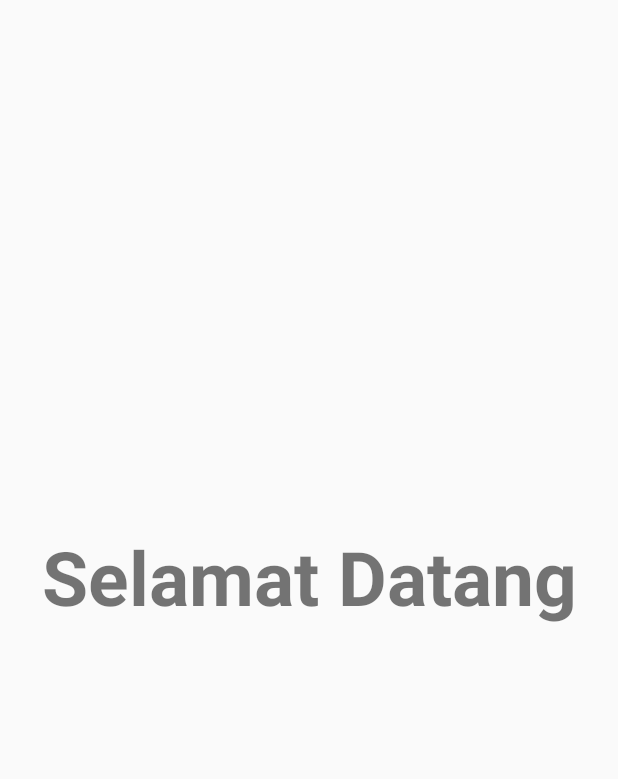
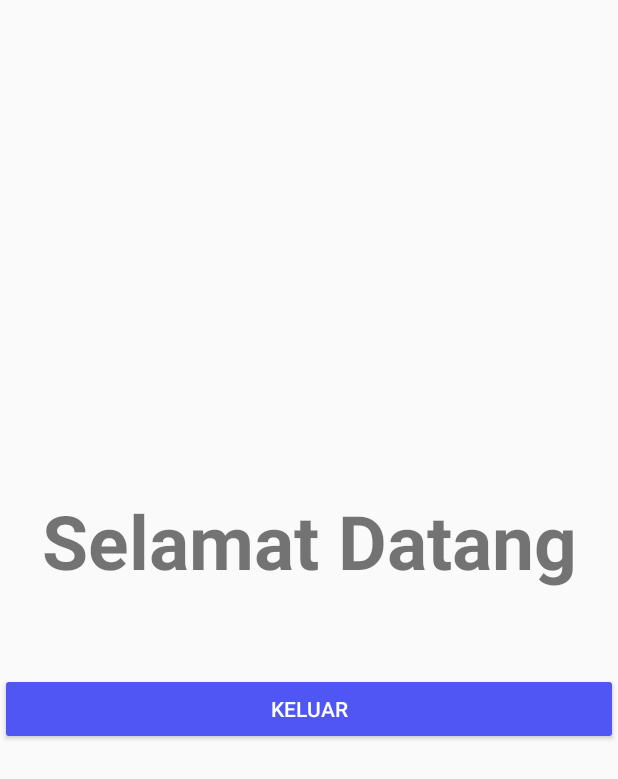
Before and after one commit to muhamadjukahpin/mobile-programming-unpam, an Android app: the layout activity_home.xml on its own in the app's theme, with its tools: preview values and no code run, on a phone screen of 412 x 824 dp. Shown: the top 779 px of the screen. Run offline under Robolectric (Android 15) with nearby library versions, the phone set to English and light mode, and no system bars.

```diff
--- a/app/src/main/res/layout/activity_home.xml
+++ b/app/src/main/res/layout/activity_home.xml
@@ -16,10 +16,10 @@
             android:id="@+id/welcome"
             android:layout_width="match_parent"
             android:layout_height="wrap_content"
+            android:gravity="center"
+            android:text="Selamat Datang"
             android:textSize="50dp"
-            android:textStyle="bold"
-            android:gravity="center"
-            android:text="Selamat Datang" />
+            android:textStyle="bold" />
 
         <TextView
             android:id="@+id/textEmail"
@@ -35,6 +35,15 @@
             android:textStyle="bold"
             android:textSize="20dp" />
 
+        <Button
+            android:id="@+id/logout"
+            android:layout_width="match_parent"
+            android:layout_height="wrap_content"
+            android:backgroundTint="#5056F4"
+            android:fontFamily="sans-serif-medium"
+            android:text="Keluar"
+            android:textColor="@color/design_default_color_background" />
+
 
     </LinearLayout>
 
--- a/app/src/main/res/layout/activity_main.xml
+++ b/app/src/main/res/layout/activity_main.xml
@@ -39,8 +39,11 @@
             android:id="@+id/login"
             android:layout_width="match_parent"
             android:layout_height="wrap_content"
+            android:backgroundTint="#5056F4"
+            android:fontFamily="sans-serif-medium"
             android:gravity="center"
-            android:text="Masuk" />
+            android:text="Masuk"
+            android:textColor="@color/design_default_color_background" />
 
     </LinearLayout>
 
```
Also changed, not shown: app/src/main/java/com/android/muhamad_jukahpin/Home.java (+68 -1 lines), app/src/main/java/com/android/muhamad_jukahpin/MainActivity.java (+22 -4 lines).
